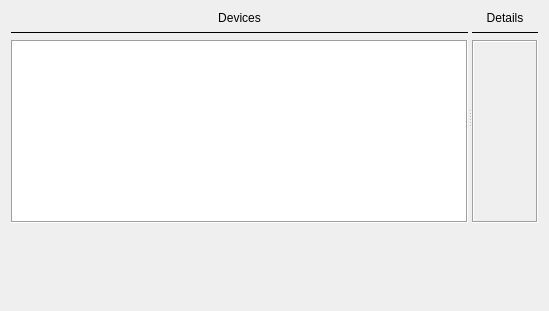
The window that src/DiskInfo/DIskInfo.ui (ilya-kar/IDCM) describes before a commit, drawn with Qt 5.
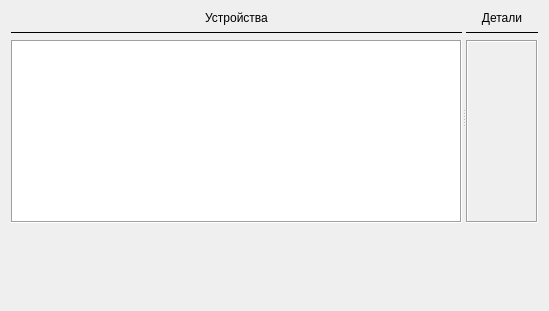
The same window after the commit. Custom widgets are drawn as their Qt base class.

```diff
--- a/src/DiskInfo/DIskInfo.ui
+++ b/src/DiskInfo/DIskInfo.ui
@@ -28,7 +28,7 @@
      <property name="childrenCollapsible">
       <bool>false</bool>
      </property>
-     <widget class="QWidget" name="">
+     <widget class="QWidget" name="layoutWidget">
       <layout class="QVBoxLayout" name="verticalLayout">
        <item>
         <widget class="QLabel" name="labelDevices">
@@ -36,7 +36,7 @@
           <enum>Qt::LayoutDirection::LeftToRight</enum>
          </property>
          <property name="text">
-          <string>Devices</string>
+          <string>Устройства</string>
          </property>
          <property name="alignment">
           <set>Qt::AlignmentFlag::AlignCenter</set>
@@ -71,12 +71,12 @@
        </item>
       </layout>
      </widget>
-     <widget class="QWidget" name="">
+     <widget class="QWidget" name="layoutWidget">
       <layout class="QVBoxLayout" name="verticalLayout_2">
        <item>
         <widget class="QLabel" name="labelDetails">
          <property name="text">
-          <string>Details</string>
+          <string>Детали</string>
          </property>
          <property name="alignment">
           <set>Qt::AlignmentFlag::AlignCenter</set>
```
